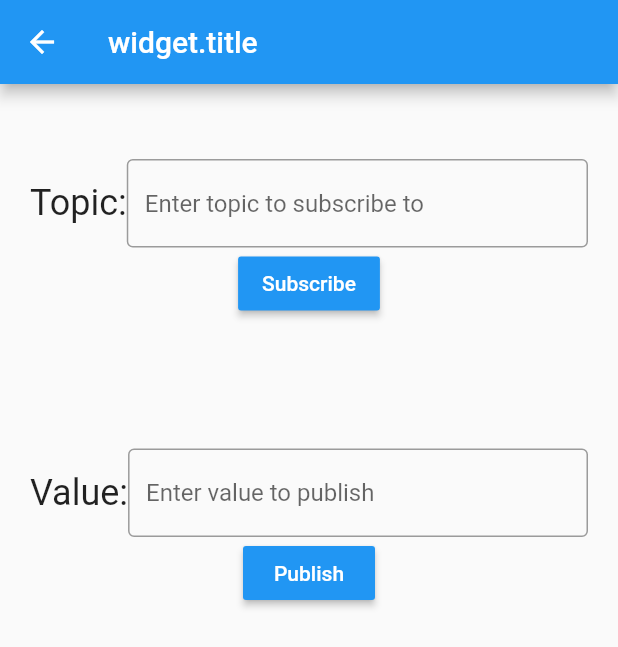
After one commit to Nokecy/burn_ble, a Flutter app: the screen it shows after launch, after a tap on "MQTT客户端", on a phone screen of 412 x 824 dp. The commit adds this screen. Shown: the top 647 px of the screen. Run offline on Flutter 3.47's test engine with Material 2 defaults, Android fonts, the phone set to English and light mode, and no system bars; drawn by our look-alikes of oktoast; our stand-ins replace connectivity, flutter_blue, flutter_spinkit; missing offline and left inert: mqtt_client, smartconfig.

Commit message:
添加MQTT客户端

```diff
--- /dev/null
+++ b/config/private.json
@@ -0,0 +1,5 @@
+{
+    "broker": "192.168.1.230",
+    "username": "your username",
+    "key": "your AIO key"
+}
--- /dev/null
+++ b/lib/pages/mqtt_page.dart
@@ -0,0 +1,149 @@
+import 'package:flutter/material.dart';
+import '../util/mqtt/mqtt_stream.dart';
+import 'package:mqtt_client/mqtt_client.dart';
+
+class MqttPage extends StatefulWidget {
+  MqttPage({this.title});
+  final String title;
+
+  @override
+  MqttPageState createState() => MqttPageState();
+}
+
+class MqttPageState extends State<MqttPage> {
+  final myTopicController = TextEditingController();
+  final myValueController = TextEditingController();
+
+  String _textValue;
+
+  @override
+  void initState() {
+    AppMqttTransactions.instance.connectToClient().then((value) {
+      if (value) {
+        AppMqttTransactions.instance.updates
+            .listen((List<MqttReceivedMessage<MqttMessage>> c) {
+          final MqttPublishMessage recMess = c[0].payload;
+          final String pt =
+              MqttPublishPayload.bytesToStringAsString(recMess.payload.message);
+          setState(() {
+            _textValue = pt;
+          });
+        });
+      }
+    });
+    _textValue = "";
+    super.initState();
+  }
+
+  @override
+  Widget build(BuildContext context) {
+    return Scaffold(
+      appBar: AppBar(
+        title: Text("widget.title"),
+      ),
+      body: _body(),
+    );
+  }
+
+  //
+  // The body of the page.  The children contain the main components of
+  // the UI.
+  Widget _body() {
+    return Column(
+      children: <Widget>[
+        _subscriptionInfo(),
+        _subscriptionData(),
+        _publishInfo(),
+      ],
+    );
+  }
+
+//
+// The UI to get and subscribe to the mqtt topic.
+//
+  Widget _subscriptionInfo() {
+    return Container(
+      margin: EdgeInsets.fromLTRB(20.0, 50.0, 20.0, 20.0),
+      child: Column(
+        children: <Widget>[
+          Row(
+            children: <Widget>[
+              Text(
+                'Topic:',
+                style: TextStyle(fontSize: 24),
+              ),
+              // To use TextField within a row, it needs to be wrapped in a Flexible
+              // widget.  See Stackoverflow: https://bit.ly/2IkzqBk
+              Flexible(
+                child: TextField(
+                  controller: myTopicController,
+                  decoration: InputDecoration(
+                    border: OutlineInputBorder(),
+                    hintText: 'Enter topic to subscribe to',
+                  ),
+                ),
+              ),
+            ],
+          ),
+          RaisedButton(
+            color: Colors.blue,
+            textColor: Colors.white,
+            child: Text('Subscribe'),
+            onPressed: () {
+              subscribe(myTopicController.text);
+            },
+          ),
+        ],
+      ),
+    );
+  }
+
+  Widget _subscriptionData() {
+    return Text(_textValue);
+  }
+
+  Widget _publishInfo() {
+    return Container(
+      margin: EdgeInsets.fromLTRB(20.0, 50.0, 20.0, 20.0),
+      child: Column(
+        children: <Widget>[
+          Row(
+            children: <Widget>[
+              Text(
+                'Value:',
+                style: TextStyle(fontSize: 24),
+              ),
+              // To use TextField within a row, it needs to be wrapped in a Flexible
+              // widget.  See Stackoverflow: https://bit.ly/2IkzqBk
+              Flexible(
+                child: TextField(
+                  controller: myValueController,
+                  decoration: InputDecoration(
+                    border: OutlineInputBorder(),
+                    hintText: 'Enter value to publish',
+                  ),
+                ),
+              ),
+            ],
+          ),
+          RaisedButton(
+            color: Colors.blue,
+            textColor: Colors.white,
+            child: Text('Publish'),
+            onPressed: () {
+              publish(myTopicController.text, myValueController.text);
+            },
+          ),
+        ],
+      ),
+    );
+  }
+
+  void subscribe(String topic) {
+    AppMqttTransactions.instance.subscribe(topic);
+  }
+
+  void publish(String topic, String value) {
+    AppMqttTransactions.instance.publish(topic, value);
+  }
+}
--- a/lib/pages/splash/splash_widget.dart
+++ b/lib/pages/splash/splash_widget.dart
@@ -4,6 +4,7 @@ import 'package:flutter/material.dart';
 import '../../util/screen_utils.dart';
 import '../container_page.dart';
 import '../wifi_page.dart';
+import '../mqtt_page.dart';
 import '../../constant/constant.dart';
 
 ///打开APP首页
@@ -15,6 +16,7 @@ class SplashWidget extends StatefulWidget {
 class _SplashWidgetState extends State<SplashWidget> {
   var container = ContainerPage();
   var wifiPage = WifiPage();
+  var mqttPage = MqttPage();
 
   bool showAd = true;
 
@@ -37,7 +39,9 @@ class _SplashWidgetState extends State<SplashWidget> {
                   textColor: Colors.white,
                   child: Text("蓝牙助手"),
                 ),
-                Container(width: 30,),
+                Container(
+                  width: 30,
+                ),
                 MaterialButton(
                   onPressed: () {
                     Navigator.of(context).push(
@@ -46,6 +50,18 @@ class _SplashWidgetState extends State<SplashWidget> {
                   color: Colors.blue,
                   textColor: Colors.white,
                   child: Text("WIFI智能配置"),
+                ),
+                Container(
+                  width: 30,
+                ),
+                MaterialButton(
+                  onPressed: () {
+                    Navigator.of(context).push(
+                        MaterialPageRoute(builder: (context) => MqttPage()));
+                  },
+                  color: Colors.blue,
+                  textColor: Colors.white,
+                  child: Text("MQTT客户端"),
                 )
               ],
             ),
--- /dev/null
+++ b/lib/util/mqtt/mqtt_stream.dart
@@ -0,0 +1,145 @@
+import 'package:mqtt_client/mqtt_client.dart';
+import 'dart:convert';
+import 'package:flutter/services.dart';
+import 'package:logging/logging.dart';
+// import 'Adafruit_feed.dart';
+
+class AppMqttTransactions {
+  Logger log;
+  MqttClient client;
+
+  AppMqttTransactions._() {
+    log = Logger('mqtt_stream.dart');
+  }
+
+  static AppMqttTransactions _instance = new AppMqttTransactions._();
+  static AppMqttTransactions get instance => _instance;
+
+  Stream<List<MqttReceivedMessage<MqttMessage>>> get updates =>
+      client != null ? client.updates : null;
+
+  Future<bool> subscribe(String topic) async {
+    if (await connectToClient() == true) {
+      /// 添加断开连接回调
+      client.onDisconnected = _onDisconnected;
+
+      /// 添加连接成功回调
+      client.onConnected = _onConnected;
+
+      ///添加订阅成功回调
+      client.onSubscribed = _onSubscribed;
+      //订阅主题
+      _subscribe(topic);
+    }
+    return true;
+  }
+
+  //连接到Server
+  Future<bool> connectToClient() async {
+    if (client != null &&
+        client.connectionStatus.state == MqttConnectionState.connected) {
+      log.info('already logged in');
+    } else {
+      client = await _login();
+      if (client == null) {
+        return false;
+      }
+    }
+    return true;
+  }
+
+  /// 订阅回调
+  void _onSubscribed(String topic) {
+    log.info('Subscription confirmed for topic $topic');
+  }
+
+  /// 断开连接回调
+  void _onDisconnected() {
+    log.info('OnDisconnected client callback - Client disconnection');
+    if (client.connectionStatus.returnCode == MqttConnectReturnCode.solicited) {
+      log.info(':OnDisconnected callback is solicited, this is correct');
+    }
+    client.disconnect();
+  }
+
+  /// 连接成功回调
+  void _onConnected() {
+    log.info('OnConnected client callback - Client connection was sucessful');
+  }
+
+  Future<Map> _getBrokerAndKey() async {
+    String connect =
+        await rootBundle.loadString('config/private.json', cache: false);
+    return (json.decode(connect));
+  }
+
+  Future<MqttClient> _login() async {
+    Map connectJson = await _getBrokerAndKey();
+    // TBD Test valid broker and key
+    log.info('in _login....broker  : ${connectJson['broker']}');
+    log.info('in _login....key     : ${connectJson['key']}');
+    log.info('in _login....username: ${connectJson['username']}');
+
+    client = MqttClient(connectJson['broker'], connectJson['key']);
+    // Turn on mqtt package's logging while in test.
+    client.logging(on: true);
+    final MqttConnectMessage connMess = MqttConnectMessage()
+        .authenticateAs(connectJson['username'], connectJson['key'])
+        .withClientIdentifier('myClientID')
+        .keepAliveFor(60) // Must agree with the keep alive set above or not set
+        .withWillTopic(
+            'willtopic') // If you set this you must set a will message
+        .withWillMessage('My Will message')
+        .startClean() // Non persistent session for testing
+        .withWillQos(MqttQos.atMostOnce);
+    log.info('Adafruit client connecting....');
+    client.connectionMessage = connMess;
+
+    /// Connect the client, any errors here are communicated by raising of the appropriate exception. Note
+    /// in some circumstances the broker will just disconnect us, see the spec about this, we however eill
+    /// never send malformed messages.
+    try {
+      await client.connect();
+    } on Exception catch (e) {
+      log.severe('EXCEPTION::client exception - $e');
+      client.disconnect();
+      client = null;
+      return client;
+    }
+
+    /// Check we are connected
+    if (client.connectionStatus.state == MqttConnectionState.connected) {
+      log.info('Adafruit client connected');
+    } else {
+      /// Use status here rather than state if you also want the broker return code.
+      log.info(
+          'Adafruit client connection failed - disconnecting, status is ${client.connectionStatus}');
+      client.disconnect();
+      client = null;
+    }
+    return client;
+  }
+
+  Future _subscribe(String topic) async {
+    log.info('Subscribing to the topic $topic');
+    client.subscribe(topic, MqttQos.atMostOnce);
+    // client.updates.listen((List<MqttReceivedMessage<MqttMessage>> c) {
+    //   final MqttPublishMessage recMess = c[0].payload;
+    //   final String pt =
+    //       MqttPublishPayload.bytesToStringAsString(recMess.payload.message);
+
+    //   // AdafruitFeed.add(pt);
+    //   log.info(
+    //       'Change notification:: topic is <${c[0].topic}>, payload is <-- $pt -->');
+    //   return pt;
+    // });
+  }
+
+  Future<void> publish(String topic, String value) async {
+    if (await connectToClient() == true) {
+      final MqttClientPayloadBuilder builder = MqttClientPayloadBuilder();
+      builder.addString(value);
+      client.publishMessage(topic, MqttQos.atMostOnce, builder.payload);
+    }
+  }
+}
--- a/lib/widgets/ble_log.dart
+++ b/lib/widgets/ble_log.dart
@@ -1,5 +1,4 @@
 import 'package:flutter/material.dart';
-import 'package:flutter_blue/flutter_blue.dart';
 
 class LogItem {
   LogItem({this.time, this.msg});
```
Also changed, not shown: pubspec.yaml (+7 -5 lines), pubspec.lock.
